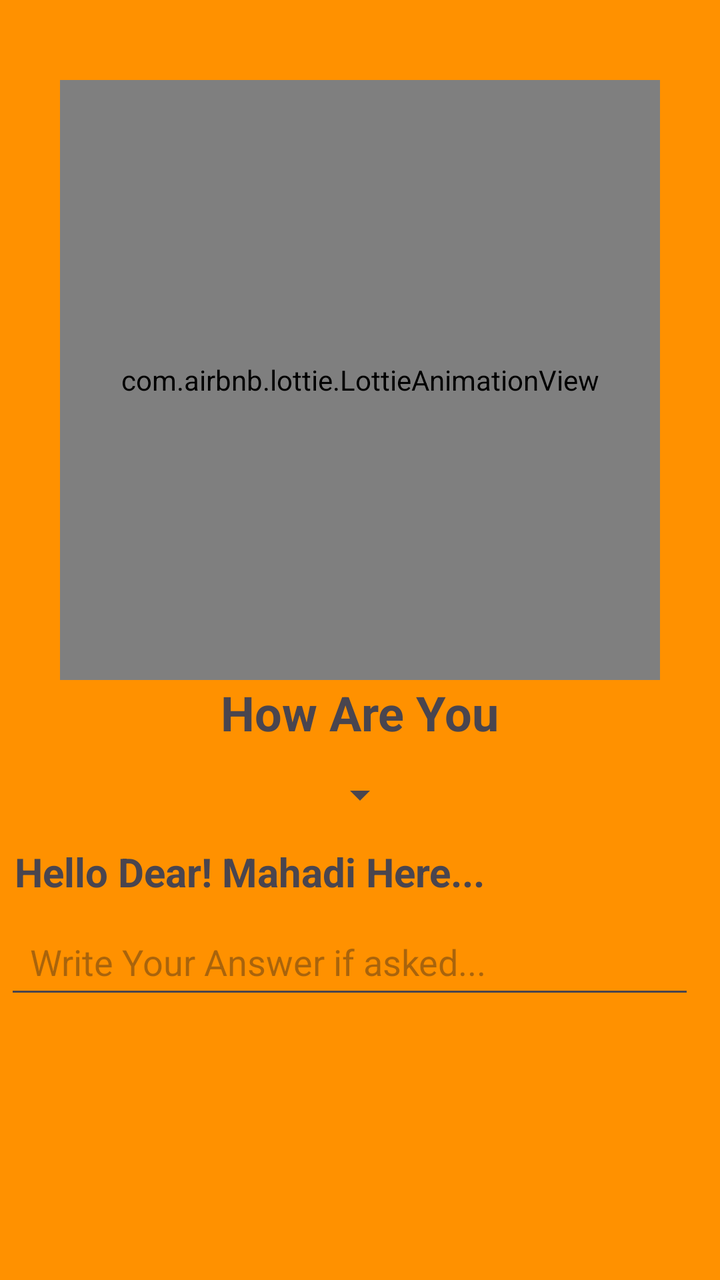
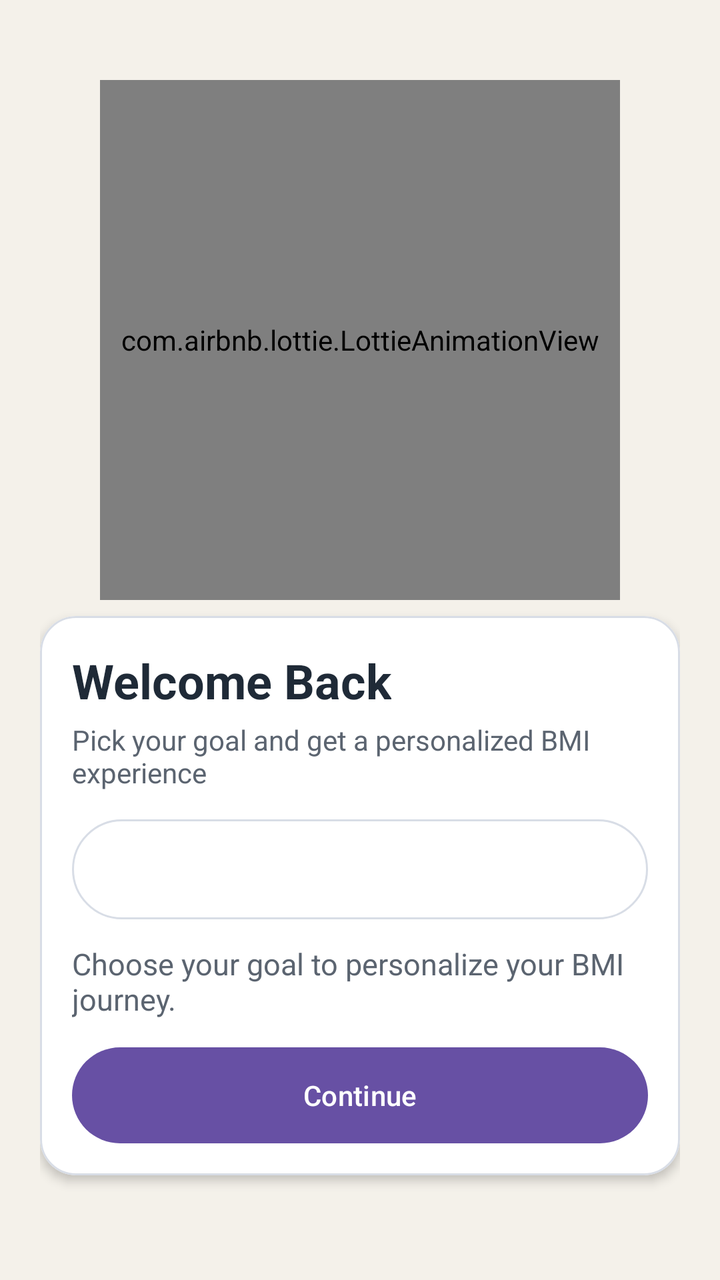

An Android layout rendered at two revisions. The XML below is the earlier revision; the diff shows what the commit changed to produce the second picture.
<!-- AndroidManifest.xml: application theme Theme.BMICalculator -->
<!-- res/layout/activity_start_page.xml -->
<?xml version="1.0" encoding="utf-8"?>
<LinearLayout
    xmlns:android="http://schemas.android.com/apk/res/android"
    xmlns:app="http://schemas.android.com/apk/res-auto"
    xmlns:tools="http://schemas.android.com/tools"
    android:layout_width="match_parent"
    android:layout_height="match_parent"
    tools:context=".startPage"
    android:background="#FF9100"
    android:orientation="vertical"
    android:gravity="center_horizontal"
    >

    <com.airbnb.lottie.LottieAnimationView
        android:id="@+id/lo"
        android:layout_width="300dp"
        android:layout_height="300dp"
        app:lottie_rawRes="@raw/watermelon"
        app:lottie_autoPlay="true"
        app:lottie_loop="true"
        android:layout_marginTop="40dp"
        />
<LinearLayout
    android:layout_width="match_parent"
    android:layout_height="wrap_content"
    android:orientation="vertical"
    android:gravity="center_horizontal"
    >
    <TextView
        android:layout_width="wrap_content"
        android:layout_height="wrap_content"
        android:textStyle="bold"
        android:textSize="24sp"
        android:text="How Are You"
        />
    <Spinner
        android:layout_width="wrap_content"
        android:layout_height="50dp"
        android:id="@+id/spinner"
        />
</LinearLayout>
    <TextView
        android:layout_width="match_parent"
        android:layout_height="wrap_content"
        android:id="@+id/text2"
        android:textStyle="bold"
        android:textSize="20sp"
        android:layout_marginLeft="5dp"
        android:text="Hello Dear! Mahadi Here..."
        android:layout_marginBottom="5dp" />

    <AutoCompleteTextView
        android:layout_width="match_parent"
        android:layout_height="50dp"
        android:id="@+id/auto"
        android:layout_marginLeft="5dp"
        android:layout_marginRight="10dp"
        android:hint="  Write Your Answer if asked..."
        />
</LinearLayout>
<!-- resources referenced by this layout -->
<resources>
  <style name="Theme.BMICalculator" parent="Base.Theme.BMICalculator" />
  <style name="Base.Theme.BMICalculator" parent="Theme.Material3.DayNight.NoActionBar">
          
          
      </style>
</resources>

<!-- the commit's change to res/layout/activity_start_page.xml (unified diff, before → after) -->
@@ -1,60 +1,82 @@
 <?xml version="1.0" encoding="utf-8"?>
-<LinearLayout
-    xmlns:android="http://schemas.android.com/apk/res/android"
+<LinearLayout xmlns:android="http://schemas.android.com/apk/res/android"
     xmlns:app="http://schemas.android.com/apk/res-auto"
     xmlns:tools="http://schemas.android.com/tools"
     android:layout_width="match_parent"
     android:layout_height="match_parent"
-    tools:context=".startPage"
-    android:background="#FF9100"
+    android:background="@color/surface_bg"
+    android:gravity="center_horizontal"
     android:orientation="vertical"
-    android:gravity="center_horizontal"
-    >
+    android:padding="20dp"
+    tools:context=".startPage">
 
     <com.airbnb.lottie.LottieAnimationView
         android:id="@+id/lo"
-        android:layout_width="300dp"
-        android:layout_height="300dp"
-        app:lottie_rawRes="@raw/watermelon"
+        android:layout_width="260dp"
+        android:layout_height="260dp"
+        android:layout_marginTop="20dp"
         app:lottie_autoPlay="true"
         app:lottie_loop="true"
-        android:layout_marginTop="40dp"
-        />
-<LinearLayout
-    android:layout_width="match_parent"
-    android:layout_height="wrap_content"
-    android:orientation="vertical"
-    android:gravity="center_horizontal"
-    >
-    <TextView
-        android:layout_width="wrap_content"
-        android:layout_height="wrap_content"
-        android:textStyle="bold"
-        android:textSize="24sp"
-        android:text="How Are You"
-        />
-    <Spinner
-        android:layout_width="wrap_content"
-        android:layout_height="50dp"
-        android:id="@+id/spinner"
-        />
-</LinearLayout>
-    <TextView
+        app:lottie_rawRes="@raw/watermelon" />
+
+    <com.google.android.material.card.MaterialCardView
         android:layout_width="match_parent"
         android:layout_height="wrap_content"
-        android:id="@+id/text2"
-        android:textStyle="bold"
-        android:textSize="20sp"
-        android:layout_marginLeft="5dp"
-        android:text="Hello Dear! Mahadi Here..."
-        android:layout_marginBottom="5dp" />
+        android:layout_marginTop="8dp"
+        app:cardBackgroundColor="@color/card_surface"
+        app:cardCornerRadius="18dp"
+        app:cardElevation="3dp"
+        app:strokeColor="@color/card_stroke"
+        app:strokeWidth="1dp">
 
-    <AutoCompleteTextView
-        android:layout_width="match_parent"
-        android:layout_height="50dp"
-        android:id="@+id/auto"
-        android:layout_marginLeft="5dp"
-        android:layout_marginRight="10dp"
-        android:hint="  Write Your Answer if asked..."
-        />
+        <LinearLayout
+            android:layout_width="match_parent"
+            android:layout_height="wrap_content"
+            android:orientation="vertical"
+            android:padding="16dp">
+
+            <TextView
+                android:layout_width="wrap_content"
+                android:layout_height="wrap_content"
+                android:text="Welcome Back"
+                android:textColor="@color/text_primary"
+                android:textSize="24sp"
+                android:textStyle="bold" />
+
+            <TextView
+                android:layout_width="wrap_content"
+                android:layout_height="wrap_content"
+                android:layout_marginTop="4dp"
+                android:text="Pick your goal and get a personalized BMI experience"
+                android:textColor="@color/text_secondary"
+                android:textSize="14sp" />
+
+            <Spinner
+                android:id="@+id/spinner"
+                android:layout_width="match_parent"
+                android:layout_height="50dp"
+                android:layout_marginTop="14dp"
+                android:background="@drawable/input_bg"
+                android:paddingStart="12dp"
+                android:paddingEnd="12dp" />
+
+            <TextView
+                android:id="@+id/text2"
+                android:layout_width="match_parent"
+                android:layout_height="wrap_content"
+                android:layout_marginTop="12dp"
+                android:text="Choose your goal to personalize your BMI journey."
+                android:textColor="@color/text_secondary"
+                android:textSize="15sp" />
+
+            <Button
+                android:id="@+id/btnContinue"
+                android:layout_width="match_parent"
+                android:layout_height="wrap_content"
+                android:layout_marginTop="14dp"
+                android:background="@drawable/btn_bg"
+                android:text="Continue" />
+        </LinearLayout>
+    </com.google.android.material.card.MaterialCardView>
+
 </LinearLayout>
<!-- resource entries referenced after the edit -->
@@ -1,6 +1,27 @@
 <!-- resources referenced by this layout -->
 <resources>
+  <color name="card_stroke">#D8DDE6</color>
+  <color name="card_surface">#FFFFFFFF</color>
+  <color name="surface_bg">#FFF4F1EA</color>
+  <color name="text_primary">#1F2A37</color>
+  <color name="text_secondary">#5B6470</color>
+  <!-- drawable btn_bg (drawable) -->
+  <?xml version="1.0" encoding="utf-8"?>
+  <shape xmlns:android="http://schemas.android.com/apk/res/android">
+      <solid android:color="@color/button_surface"/>
+      <corners android:radius="70dp"/>
+  </shape>
+  <!-- drawable input_bg (drawable) -->
+  <?xml version="1.0" encoding="utf-8"?>
+  <shape xmlns:android="http://schemas.android.com/apk/res/android">
+      <solid android:color="@color/input_surface" />
+      <stroke android:color="@color/input_stroke" android:width="1dp"/>
+      <corners android:radius="70dp" />
+  </shape>
   <style name="Theme.BMICalculator" parent="Base.Theme.BMICalculator" />
+  <color name="button_surface">#1F2A37</color>
+  <color name="input_surface">#FFFFFFFF</color>
+  <color name="input_stroke">#D8DDE6</color>
   <style name="Base.Theme.BMICalculator" parent="Theme.Material3.DayNight.NoActionBar">
           
           
